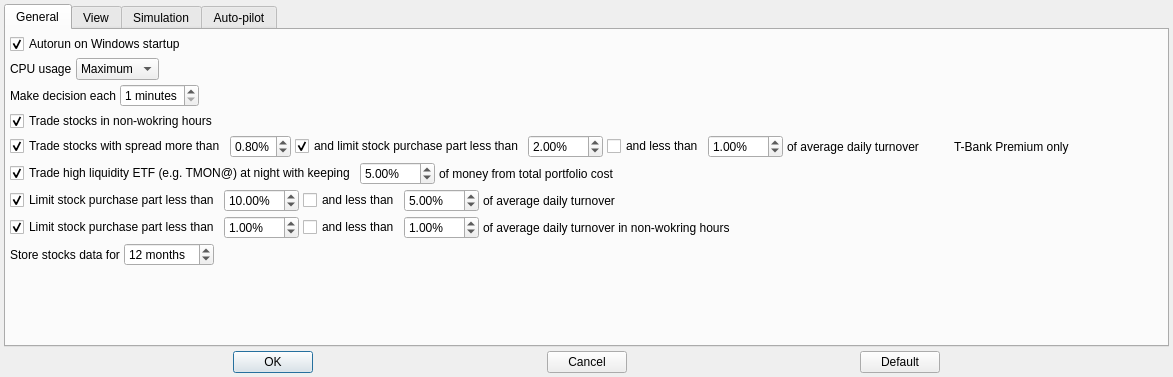
The window that app/src/dialogs/settingsdialog/settingsdialog.ui (Gris87/TInvestor) describes before a commit, drawn with Qt 5.
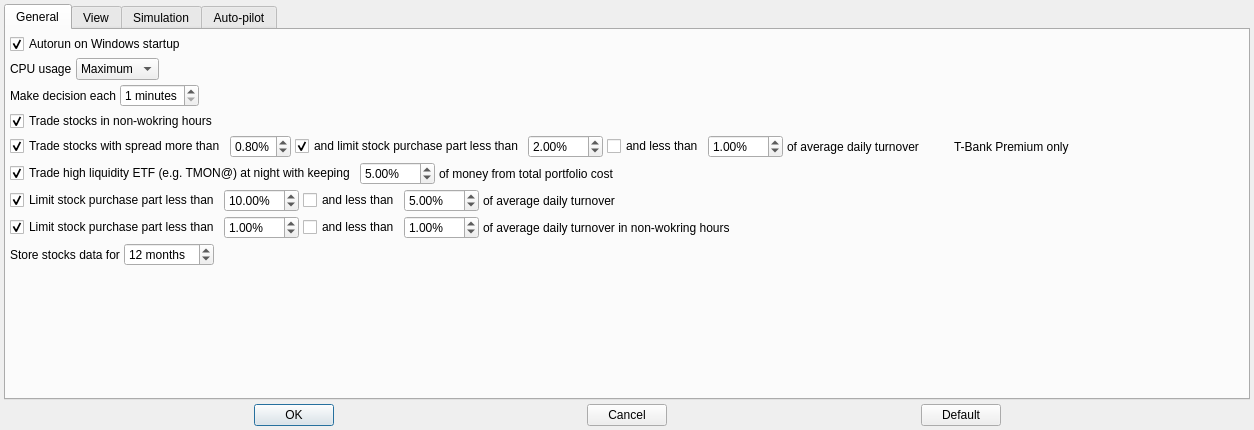
The same window after the commit. Icons and pictures are not drawn.

Commit message: Fix clang-tidy

Diff of the .ui file:
```diff
--- a/app/src/dialogs/settingsdialog/settingsdialog.ui
+++ b/app/src/dialogs/settingsdialog/settingsdialog.ui
@@ -6,8 +6,8 @@
    <rect>
     <x>0</x>
     <y>0</y>
-    <width>1173</width>
-    <height>377</height>
+    <width>1254</width>
+    <height>430</height>
    </rect>
   </property>
   <property name="windowTitle">
```
The commit also changes 1 other file.
